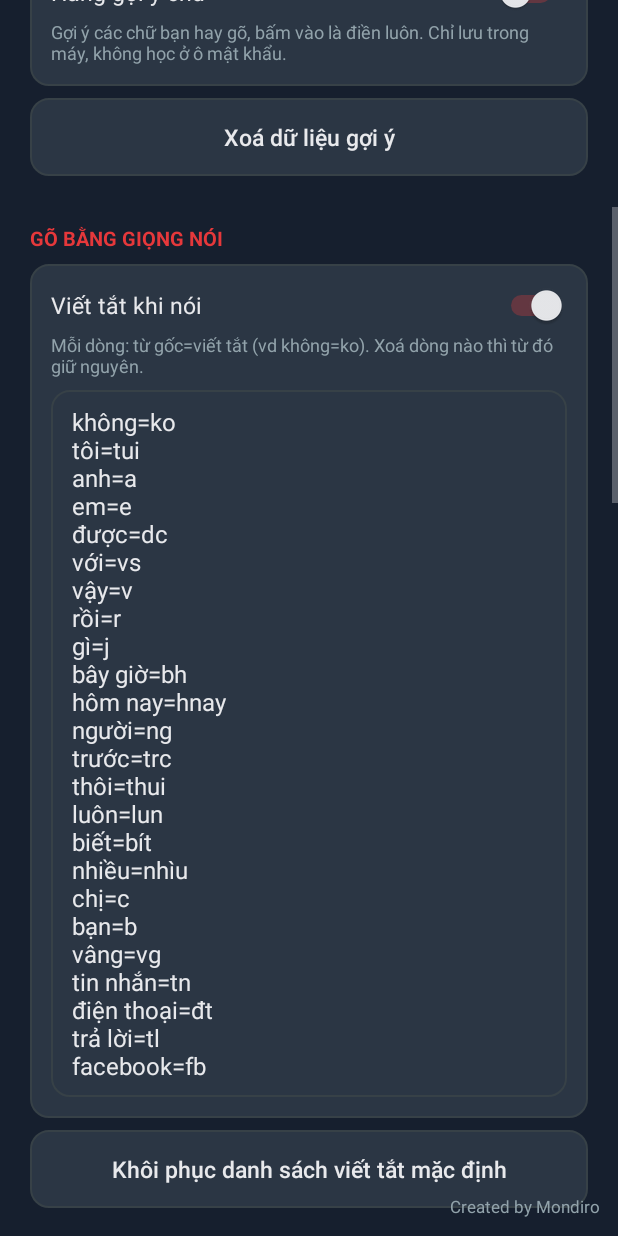
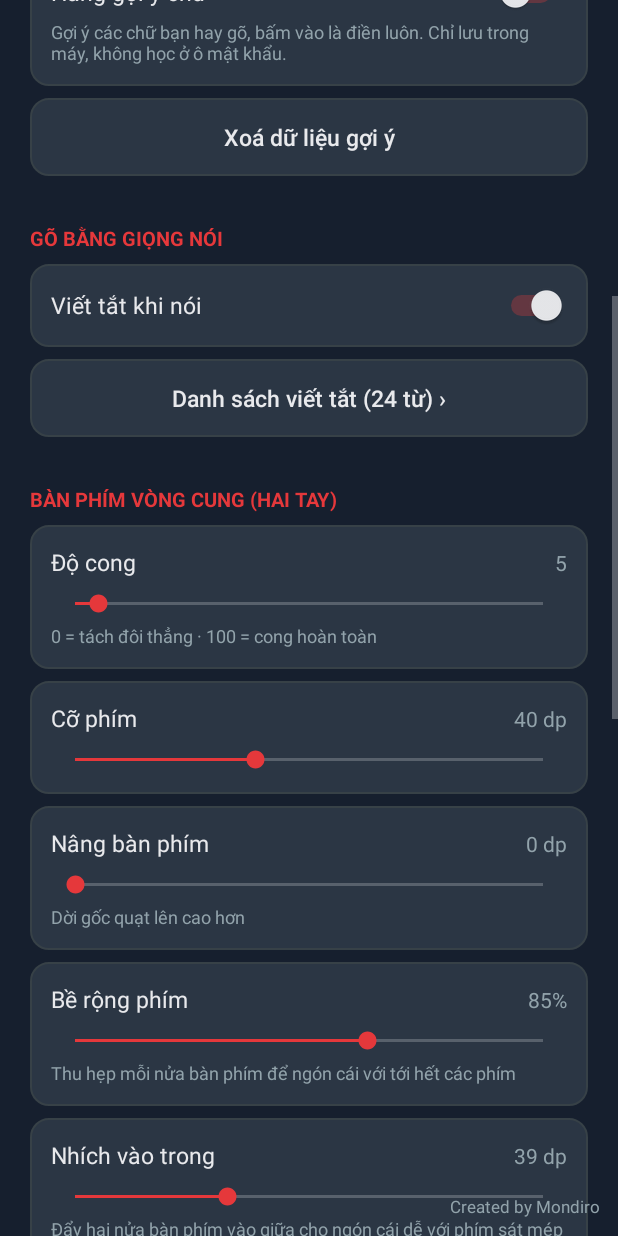
Before and after one commit to satthupc00/MonKey, an Android app: the screen it shows after launch (SettingsActivity), scrolled down 576 dp, on a phone screen of 412 x 824 dp. Run offline under Robolectric (Android 15) with nearby library versions, the phone set to English and light mode, and no system bars.

Commit message:
v1.14.0: bỏ phần Cách dùng, danh sách viết tắt sang màn hình riêng
Co-Authored-By: Claude Opus 5.5 <noreply@anthropic.com>
Claude-Session: https://claude.ai/code/session_01KG9LKMEsRDtqZdjHWic8Vi

```diff
--- a/app/build.gradle.kts
+++ b/app/build.gradle.kts
@@ -11,8 +11,8 @@ android {
         applicationId = "com.mondiro.vnikey"
         minSdk = 26
         targetSdk = 34
-        versionCode = 18
-        versionName = "1.13.2"
+        versionCode = 19
+        versionName = "1.14.0"
     }
 
     // Khoá ký lấy từ GitHub Secrets (MONKEY_KEYSTORE, MONKEY_KEY_PASSWORD) để mọi bản build
--- a/app/src/main/AndroidManifest.xml
+++ b/app/src/main/AndroidManifest.xml
@@ -32,6 +32,12 @@
             </intent-filter>
         </activity>
 
+        <activity
+            android:name=".AbbrevActivity"
+            android:exported="false"
+            android:configChanges="orientation|screenSize|smallestScreenSize|screenLayout|density|keyboardHidden"
+            android:windowSoftInputMode="adjustResize" />
+
         <service
             android:name=".MonKeyIME"
             android:exported="true"
--- a/app/src/main/java/com/mondiro/monkey/SettingsActivity.kt
+++ b/app/src/main/java/com/mondiro/monkey/SettingsActivity.kt
@@ -52,14 +52,9 @@ class SettingsActivity : Activity() {
         toggle(R.id.swSmartTone, prefs.smartTone) { prefs.smartTone = it }
         toggle(R.id.swSuggest, prefs.suggestions) { prefs.suggestions = it }
         toggle(R.id.swVoiceAbbrev, prefs.voiceAbbrev) { prefs.voiceAbbrev = it }
-        val abbrevBox = findViewById<android.widget.EditText>(R.id.editAbbrev)
-        abbrevBox.setText(prefs.voiceAbbrevList)
-        abbrevBox.addTextChangedListener(object : android.text.TextWatcher {
-            override fun beforeTextChanged(s: CharSequence?, a: Int, b: Int, c: Int) {}
-            override fun onTextChanged(s: CharSequence?, a: Int, b: Int, c: Int) {}
-            override fun afterTextChanged(s: android.text.Editable?) { prefs.voiceAbbrevList = s?.toString().orEmpty() }
-        })
-        findViewById<Button>(R.id.btnAbbrevDefault).setOnClickListener { abbrevBox.setText(Abbrev.DEFAULT) }
+        findViewById<Button>(R.id.btnAbbrevList).setOnClickListener {
+            startActivity(android.content.Intent(this, AbbrevActivity::class.java))
+        }
         findViewById<Button>(R.id.btnClearWords).setOnClickListener {
             AlertDialog.Builder(this, android.R.style.Theme_DeviceDefault_Dialog_Alert)
                 .setTitle("Xoá dữ liệu gợi ý?")
@@ -171,4 +166,11 @@ class SettingsActivity : Activity() {
             toast("Đã cho phép micro. Quay lại ô gõ và giữ phím 0 để nói.")
         }
     }
+
+    override fun onResume() {
+        super.onResume()
+        // Hiện số từ trong danh sách viết tắt trên nút
+        val n = Abbrev.parse(prefs.voiceAbbrevList).size
+        findViewById<Button>(R.id.btnAbbrevList).text = "Danh sách viết tắt ($n từ) ›"
+    }
 }
--- a/app/src/main/res/layout/activity_settings.xml
+++ b/app/src/main/res/layout/activity_settings.xml
@@ -88,18 +88,8 @@
         <TextView style="@style/Section" android:text="Gõ bằng giọng nói" />
         <LinearLayout style="@style/Card">
             <Switch android:id="@+id/swVoiceAbbrev" style="@style/Sw" android:text="Viết tắt khi nói" />
-            <TextView style="@style/Hint" android:text="Mỗi dòng: từ gốc=viết tắt (vd không=ko). Xoá dòng nào thì từ đó giữ nguyên." />
-            <EditText
-                android:id="@+id/editAbbrev"
-                style="@style/Input"
-                android:layout_marginTop="8dp"
-                android:gravity="top"
-                android:inputType="textMultiLine|textNoSuggestions"
-                android:minLines="6"
-                android:paddingTop="10dp"
-                android:paddingBottom="10dp" />
         </LinearLayout>
-        <Button android:id="@+id/btnAbbrevDefault" style="@style/Btn" android:text="Khôi phục danh sách viết tắt mặc định" />
+        <Button android:id="@+id/btnAbbrevList" style="@style/Btn" android:text="Danh sách viết tắt ›" />
 
         <TextView style="@style/Section" android:text="Bàn phím vòng cung (hai tay)" />
         <LinearLayout style="@style/Card">
@@ -187,9 +177,6 @@
             <Switch android:id="@+id/swPosture" style="@style/Sw" android:text="Gập nửa máy → bàn phím thường" />
             <TextView style="@style/Hint" android:text="Gập (màn ngoài) luôn dùng bàn phím thường; mở phẳng dùng vòng cung" />
         </LinearLayout>
-        <TextView style="@style/Section" android:text="Cách dùng" />
-        <TextView style="@style/Help" android:text="• Giữ phím 0 rồi thả: gõ bằng giọng nói tiếng Việt. Bấm Xong để dừng, Xoá hết để nói lại.\n• Giữ phím cách rồi thả (không kéo): đổi gõ tiếng Việt (VNI) / tiếng Anh (Eng). Ô mật khẩu luôn tự gõ tiếng Anh.\n• Giữ phím cách một chút rồi kéo trái / phải: dời con trỏ.\n• Vuốt trái / phải trên phím cách: thu về bàn phím một tay bên đó.\n• Ở chế độ một tay: vuốt sang bên kia để đổi bên, vuốt lên để về hai tay.\n• Nút tròn cạnh bàn phím một tay: Đổi bên / Hai tay / Dán / Cài đặt.\n• Giữ phím dấu phẩy: mở cài đặt · giữ phím dấu chấm: dán.\n• Nút bàn phím có mũi tên xuống: thu gọn bàn phím.\n• VNI: 1 sắc · 2 huyền · 3 hỏi · 4 ngã · 5 nặng · 6 mũ · 7 móc · 8 trăng · 9 đ · 0 xoá dấu.\n• Tự bỏ dấu đúng chỗ: gõ dấu sau cả chữ cũng được (toan1 → toán). Tắt tính năng này thì dấu đặt lên nguyên âm gần con trỏ nhất.\n• Gõ số thường: bấm số 2 lần (vd a11 → a1) hoặc dùng phím 123.\n• Giữ phím chữ một chút để gõ ký tự phụ (góc trên phải phím).\n• Giữ phím xoá: xoá nhanh dần, giữ lâu sẽ xoá từng từ.\n• Nút bảng kẹp: dán nội dung đã copy." />
-
         <Button android:id="@+id/btnReset" style="@style/Btn" android:layout_marginTop="24dp" android:text="Đặt lại mặc định" />
         <Button android:id="@+id/btnUpdate" style="@style/Btn" android:text="Kiểm tra bản cập nhật" />
     </LinearLayout>
```
Also changed, not shown: app/src/main/java/com/mondiro/monkey/AbbrevActivity.kt (added, +35 -0 lines), app/src/main/res/layout/activity_abbrev.xml (added, +72 -0 lines), 1 other file.
